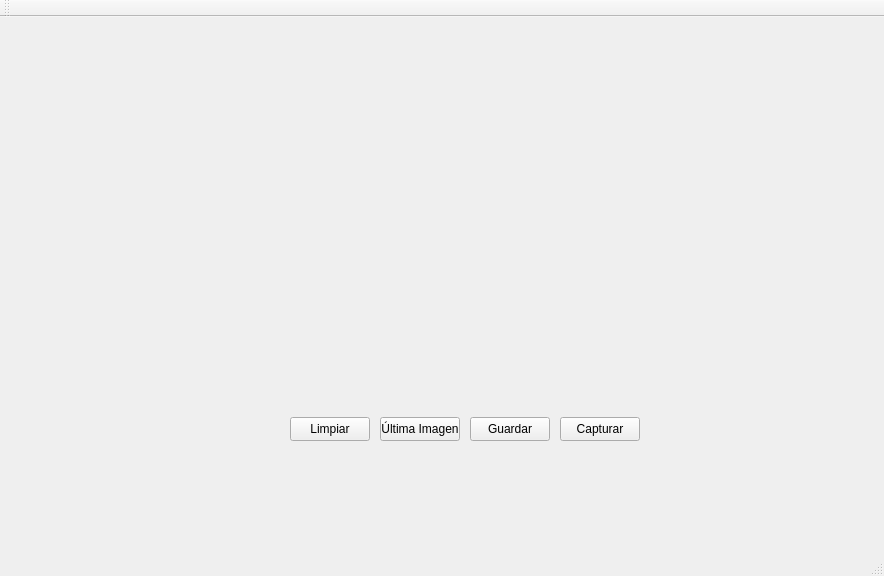
jlacostaarpide/Proyecto_Vision_Artificial, file ProyectoPSM/ProyectoPSM/ProyectoPSM.ui: the form before one commit.
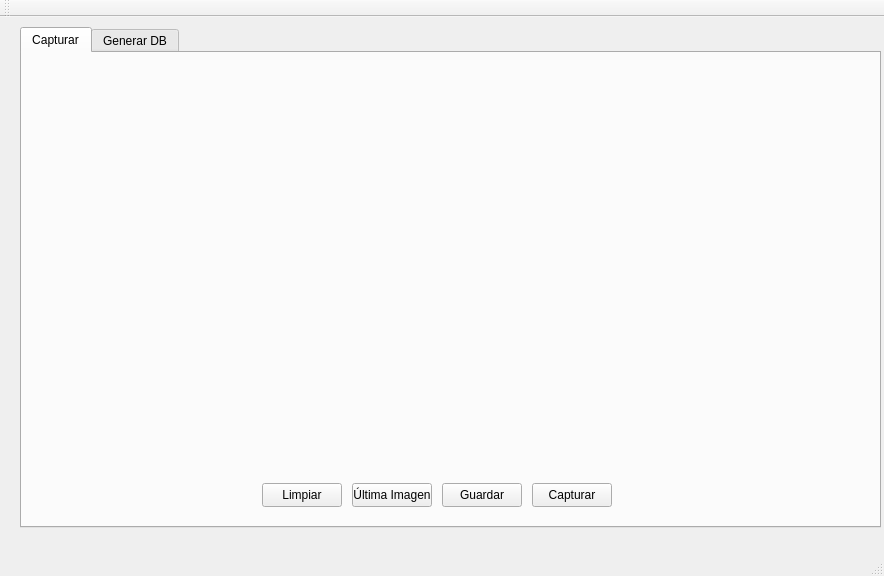
The form after the commit. The open tabs and pages were chosen to show the change.

Commit message: Añadir tabs

Patch:
```diff
--- a/ProyectoPSM/ProyectoPSM/ProyectoPSM.ui
+++ b/ProyectoPSM/ProyectoPSM/ProyectoPSM.ui
@@ -14,37 +14,53 @@
    <string>ProyectoPSM</string>
   </property>
   <widget class="QWidget" name="centralWidget">
+   <widget class="QTabWidget" name="tabWidget">
+    <property name="geometry">
+     <rect>
+      <x>20</x>
+      <y>10</y>
+      <width>861</width>
+      <height>501</height>
+     </rect>
+    </property>
+    <property name="currentIndex">
+     <number>1</number>
+    </property>
+    <widget class="QWidget" name="tab">
+     <attribute name="title">
+      <string>Capturar</string>
+     </attribute>
    <widget class="QLabel" name="lblImagen">
     <property name="geometry">
      <rect>
-      <x>130</x>
-      <y>60</y>
-      <width>541</width>
-      <height>311</height>
+        <x>70</x>
+        <y>30</y>
+        <width>701</width>
+        <height>351</height>
      </rect>
     </property>
     <property name="text">
      <string/>
     </property>
    </widget>
-   <widget class="QPushButton" name="pbtnLimpiar">
+     <widget class="QPushButton" name="pbtnUlt">
     <property name="geometry">
      <rect>
-      <x>290</x>
-      <y>400</y>
+        <x>330</x>
+        <y>430</y>
       <width>80</width>
       <height>24</height>
      </rect>
     </property>
     <property name="text">
-     <string>Limpiar</string>
+       <string>Última Imagen</string>
     </property>
    </widget>
    <widget class="QPushButton" name="pbtnCapturar">
     <property name="geometry">
      <rect>
-      <x>560</x>
-      <y>400</y>
+        <x>510</x>
+        <y>430</y>
       <width>80</width>
       <height>24</height>
      </rect>
@@ -56,8 +72,8 @@
    <widget class="QPushButton" name="pbtnGuardar">
     <property name="geometry">
      <rect>
-      <x>470</x>
-      <y>400</y>
+        <x>420</x>
+        <y>430</y>
       <width>80</width>
       <height>24</height>
      </rect>
@@ -66,18 +82,25 @@
      <string>Guardar</string>
     </property>
    </widget>
-   <widget class="QPushButton" name="pbtnUlt">
+     <widget class="QPushButton" name="pbtnLimpiar">
     <property name="geometry">
      <rect>
-      <x>380</x>
-      <y>400</y>
+        <x>240</x>
+        <y>430</y>
       <width>80</width>
       <height>24</height>
      </rect>
     </property>
     <property name="text">
-     <string>Última Imagen</string>
-    </property>
+       <string>Limpiar</string>
+      </property>
+     </widget>
+    </widget>
+    <widget class="QWidget" name="tab_2">
+     <attribute name="title">
+      <string>Generar DB</string>
+     </attribute>
+    </widget>
    </widget>
   </widget>
   <widget class="QMenuBar" name="menuBar">
```
Lines whose indentation alone changed are shown as unchanged.
